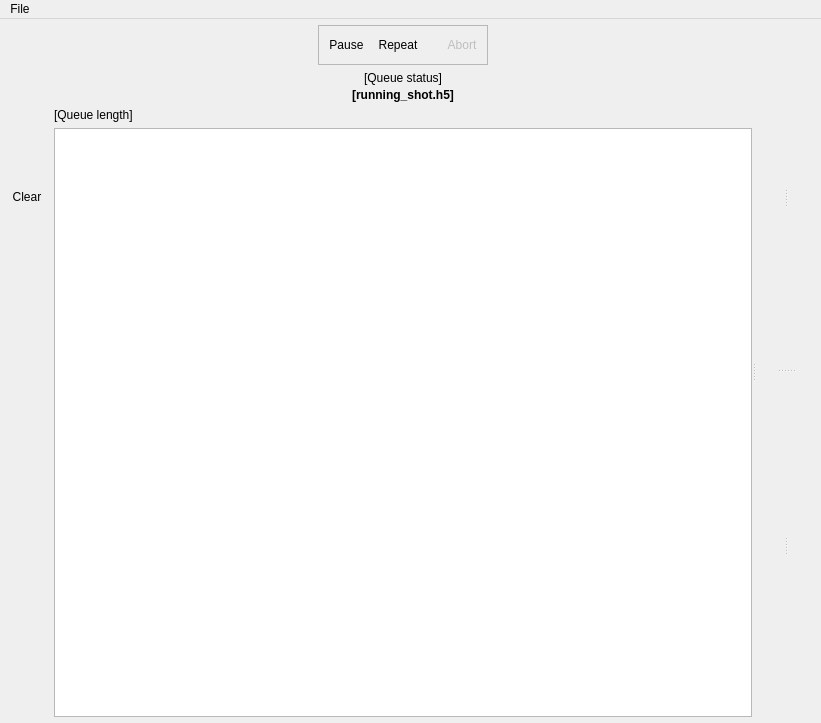
First picture: the form in blacs/main.ui, repository labscript-suite/blacs, before the edit.
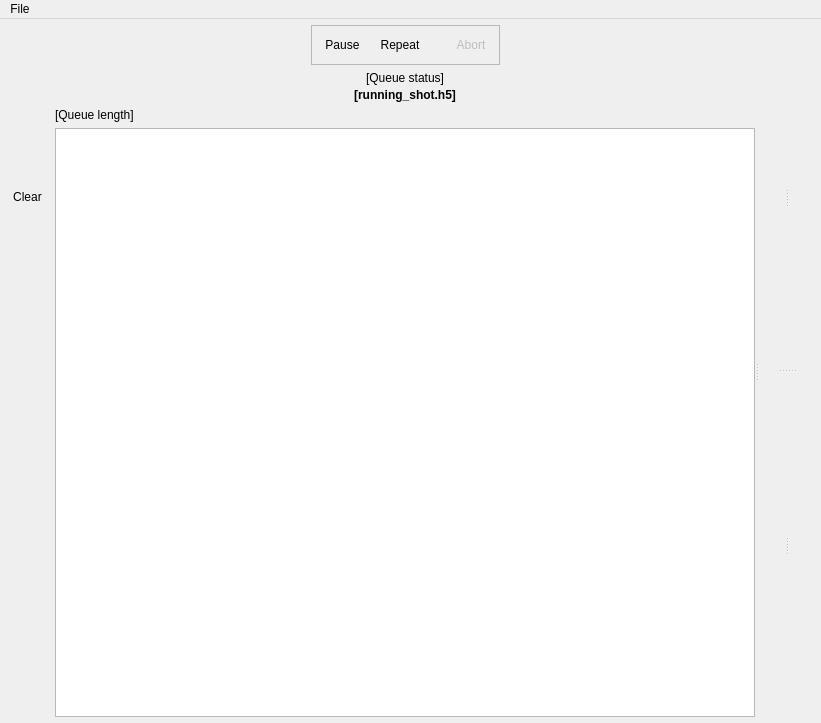
Second picture: the form after the edit. Icons and pictures are not drawn. Custom widgets are drawn as their Qt base class.

Commit message: Draw the flat buttons with the Qt style instead of a style sheet

Diff of the .ui file:
```diff
--- a/blacs/main.ui
+++ b/blacs/main.ui
@@ -18,72 +18,6 @@
     <normaloff>:/qtutils/custom/blacs.png</normaloff>:/qtutils/custom/blacs.png</iconset>
   </property>
   <widget class="QWidget" name="centralwidget">
-   <property name="styleSheet">
-    <string notr="true">QPushButton {
-     border: none;
-     padding: 4px;
- }
-
-QPushButton:hover {
-     background-color: qlineargradient(x1: 0, y1: 0, x2: 0, y2: 1,
-                                       stop: 0 palette(light), stop: 1 palette(window));
-     border: 1px solid palette(dark);
-     border-radius: 3px;
- }
-
- QPushButton:pressed {
-     background-color: qlineargradient(x1: 0, y1: 0, x2: 0, y2: 1,
-                                       stop: 0 palette(window), stop: 1 palette(light));
-     border: 1px solid palette(dark);
-     border-radius: 3px;
- }
-
-QPushButton:checked {
-     background-color: palette(window);
-     border: 1px solid palette(dark);
-     border-radius: 3px;
- }
-
-QPushButton:hover:checked {
-     background-color: qlineargradient(x1: 0, y1: 0, x2: 0, y2: 1,
-                                       stop: 0 palette(window), stop: 1 palette(light));
-     border: 1px solid palette(dark);
-     border-radius: 3px;
- }
-
-QToolButton {
-     border: none;
-     padding: 2px;
- }
-
-QToolButton:hover {
-     background-color: qlineargradient(x1: 0, y1: 0, x2: 0, y2: 1,
-                                       stop: 0 palette(light), stop: 1 palette(window));
-     border: 1px solid palette(dark);
-     border-radius: 3px;
- }
-
- QToolButton:pressed {
-     background-color: qlineargradient(x1: 0, y1: 0, x2: 0, y2: 1,
-                                       stop: 0 palette(window), stop: 1 palette(light));
-     border: 1px solid palette(dark);
-     border-radius: 3px;
- }
-
-QToolButton:checked {
-     background-color: palette(window);
-     border: 1px solid palette(dark);
-     border-radius: 3px;
- }
-
-QToolButton:hover:checked {
-     background-color: qlineargradient(x1: 0, y1: 0, x2: 0, y2: 1,
-                                       stop: 0 palette(window), stop: 1 palette(light));
-     border: 1px solid palette(dark);
-     border-radius: 3px;
- }
-</string>
-   </property>
    <layout class="QVBoxLayout" name="verticalLayout_13">
     <property name="spacing">
      <number>0</number>
@@ -186,7 +120,7 @@
                     <number>0</number>
                    </property>
                    <item>
-                    <widget class="QPushButton" name="queue_pause_button">
+                    <widget class="QToolButton" name="queue_pause_button">
                      <property name="focusPolicy">
                       <enum>Qt::NoFocus</enum>
                      </property>
@@ -206,6 +140,12 @@
                      <property name="checked">
                       <bool>false</bool>
                      </property>
+                     <property name="toolButtonStyle">
+                      <enum>Qt::ToolButtonTextBesideIcon</enum>
+                     </property>
+                     <property name="autoRaise">
+                      <bool>true</bool>
+                     </property>
                     </widget>
                    </item>
                    <item>
@@ -217,7 +157,7 @@
                       <number>0</number>
                      </property>
                      <item>
-                      <widget class="QPushButton" name="queue_repeat_button">
+                      <widget class="QToolButton" name="queue_repeat_button">
                        <property name="focusPolicy">
                         <enum>Qt::NoFocus</enum>
                        </property>
@@ -234,6 +174,12 @@
                        <property name="checkable">
                         <bool>true</bool>
                        </property>
+                       <property name="toolButtonStyle">
+                        <enum>Qt::ToolButtonTextBesideIcon</enum>
+                       </property>
+                       <property name="autoRaise">
+                        <bool>true</bool>
+                       </property>
                       </widget>
                      </item>
                      <item>
@@ -260,12 +206,15 @@
                        <property name="arrowType">
                         <enum>Qt::NoArrow</enum>
                        </property>
+                       <property name="autoRaise">
+                        <bool>true</bool>
+                       </property>
                       </widget>
                      </item>
                     </layout>
                    </item>
                    <item>
-                    <widget class="QPushButton" name="queue_abort_button">
+                    <widget class="QToolButton" name="queue_abort_button">
                      <property name="enabled">
                       <bool>false</bool>
                      </property>
@@ -282,6 +231,12 @@
                       <iconset resource="../../../../usr/local/lib/python2.7/dist-packages/qtutils/icons/icons.qrc">
                        <normaloff>:/qtutils/fugue/cross-octagon.png</normaloff>:/qtutils/fugue/cross-octagon.png</iconset>
                      </property>
+                     <property name="toolButtonStyle">
+                      <enum>Qt::ToolButtonTextBesideIcon</enum>
+                     </property>
+                     <property name="autoRaise">
+                      <bool>true</bool>
+                     </property>
                     </widget>
                    </item>
                   </layout>
@@ -334,6 +289,9 @@
                  <iconset resource="../../../../usr/local/lib/python2.7/dist-packages/qtutils/icons/icons.qrc">
                   <normaloff>:/qtutils/fugue/plus.png</normaloff>:/qtutils/fugue/plus.png</iconset>
                 </property>
+                <property name="autoRaise">
+                 <bool>true</bool>
+                </property>
                </widget>
               </item>
               <item>
@@ -351,6 +309,9 @@
                  <iconset resource="../../../../usr/local/lib/python2.7/dist-packages/qtutils/icons/icons.qrc">
                   <normaloff>:/qtutils/fugue/minus.png</normaloff>:/qtutils/fugue/minus.png</iconset>
                 </property>
+                <property name="autoRaise">
+                 <bool>true</bool>
+                </property>
                </widget>
               </item>
               <item>
@@ -368,6 +329,9 @@
                  <iconset resource="../../../../usr/local/lib/python2.7/dist-packages/qtutils/icons/icons.qrc">
                   <normaloff>:/qtutils/fugue/bin-metal-full.png</normaloff>:/qtutils/fugue/bin-metal-full.png</iconset>
                 </property>
+                <property name="autoRaise">
+                 <bool>true</bool>
+                </property>
                </widget>
               </item>
               <item>
@@ -404,6 +368,9 @@
                  <iconset resource="../../../../usr/local/lib/python2.7/dist-packages/qtutils/icons/icons.qrc">
                   <normaloff>:/qtutils/fugue/arrow-stop-090.png</normaloff>:/qtutils/fugue/arrow-stop-090.png</iconset>
                 </property>
+                <property name="autoRaise">
+                 <bool>true</bool>
+                </property>
                </widget>
               </item>
               <item>
@@ -427,6 +394,9 @@
                  <iconset resource="../../../../usr/local/lib/python2.7/dist-packages/qtutils/icons/icons.qrc">
                   <normaloff>:/qtutils/fugue/arrow-090.png</normaloff>:/qtutils/fugue/arrow-090.png</iconset>
                 </property>
+                <property name="autoRaise">
+                 <bool>true</bool>
+                </property>
                </widget>
               </item>
               <item>
@@ -450,6 +420,9 @@
                  <iconset resource="../../../../usr/local/lib/python2.7/dist-packages/qtutils/icons/icons.qrc">
                   <normaloff>:/qtutils/fugue/arrow-270.png</normaloff>:/qtutils/fugue/arrow-270.png</iconset>
                 </property>
+                <property name="autoRaise">
+                 <bool>true</bool>
+                </property>
                </widget>
               </item>
               <item>
@@ -473,6 +446,9 @@
                  <iconset resource="../../../../usr/local/lib/python2.7/dist-packages/qtutils/icons/icons.qrc">
                   <normaloff>:/qtutils/fugue/arrow-stop-270.png</normaloff>:/qtutils/fugue/arrow-stop-270.png</iconset>
                 </property>
+                <property name="autoRaise">
+                 <bool>true</bool>
+                </property>
                </widget>
               </item>
               <item>
```
The commit also changes 8 other files.
